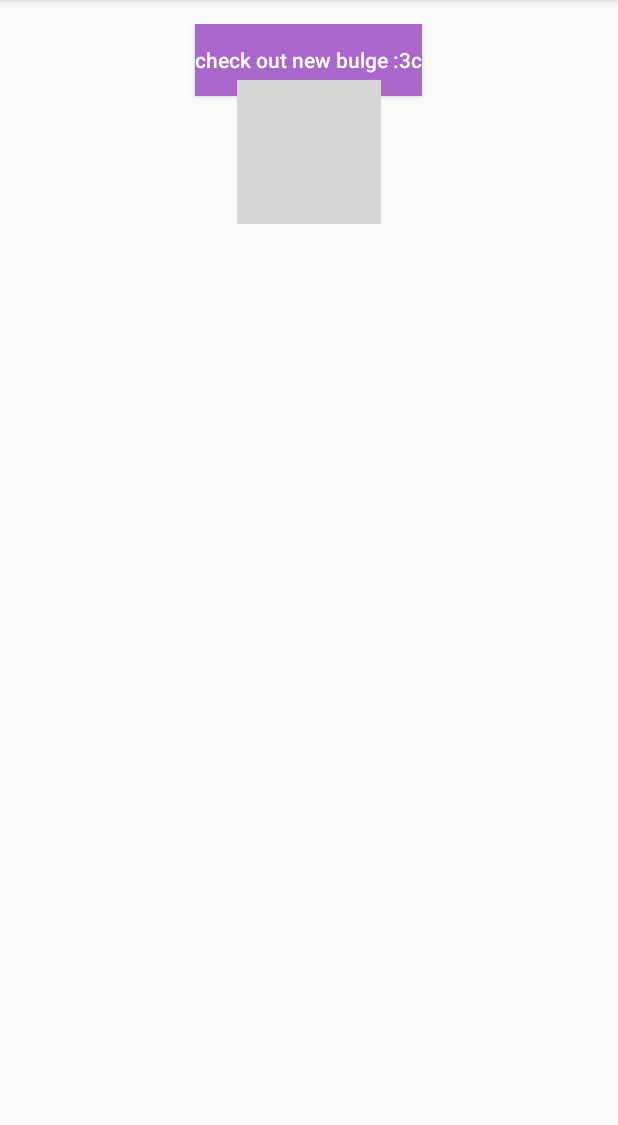
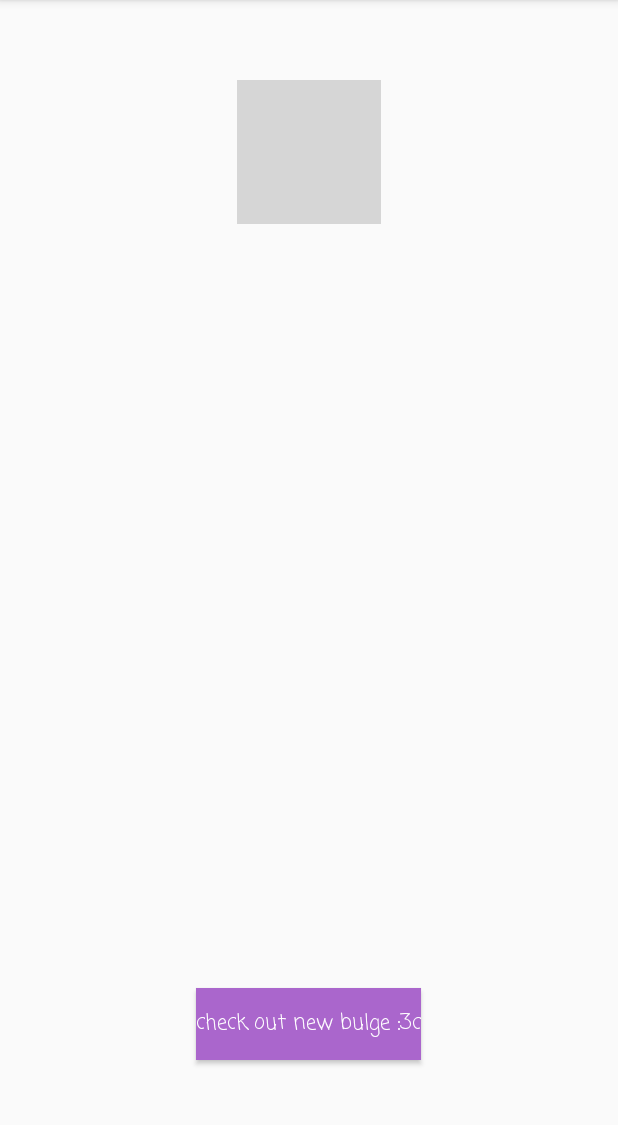
Before and after one commit to heoegema/OwOPM, an Android app: the ViewResults screen opened directly, with no data from a screen before it, on a phone screen of 412 x 824 dp, the part 84-1209 px from its top. Run offline under Robolectric (Android 15) with nearby library versions, the phone set to English and light mode, and no system bars; grey boxes are pictures that could not be loaded.

Commit message:
Updated xml

```diff
--- a/app/src/main/java/owo/owopm/ViewResults.java
+++ b/app/src/main/java/owo/owopm/ViewResults.java
@@ -16,8 +16,6 @@ public class ViewResults extends AppCompatActivity {
         mTextView = (TextView) findViewById(R.id.Results);
         Intent intent = getIntent();
         String message = intent.getStringExtra(Loading.EXTRA_MESSAGE);
-
-        mTextView.setTextSize(40);
         mTextView.setText(message);
     }
 
--- a/app/src/main/res/layout/activity_view_results2.xml
+++ b/app/src/main/res/layout/activity_view_results2.xml
@@ -14,9 +14,11 @@
         android:layout_height="wrap_content"
         android:layout_width="wrap_content"
         android:id="@+id/Results"
-
-
-
+        android:textColor="@color/HotPink"
+        android:fontFamily="casual"
+        android:layout_alignParentTop="true"
+        android:layout_centerHorizontal="true"
+        android:textSize="24sp"
 
     />
     <ImageView
@@ -28,17 +30,22 @@
         android:layout_alignParentTop="true"
         android:layout_centerHorizontal="true" />
 
+
     <Button
-        android:text="check out new bulge :3c"
         android:layout_width="wrap_content"
         android:layout_height="wrap_content"
+        android:text="check out new bulge :3c"
         android:id="@+id/returnButton"
-        android:textAllCaps="false"
-        android:onClick="GoBack"
-        android:textColor="@android:color/white"
+        android:onClick="takePicture"
+        android:layout_marginBottom="45dp"
+        android:layout_alignParentBottom="true"
+        style="@style/Widget.AppCompat.Button.Colored"
+        android:textAppearance="@android:style/TextAppearance.DeviceDefault.Small"
+        android:fontFamily="casual"
         android:background="@android:color/holo_purple"
-        android:layout_marginBottom="55dp"
-        android:layout_alignBottom="@+id/videoView"
+        android:textColorLink="@color/colorAccent"
+        android:textColor="@android:color/background_light"
         android:layout_centerHorizontal="true" />
 
+
 </RelativeLayout>
```
Also changed, not shown: 1 other file.
